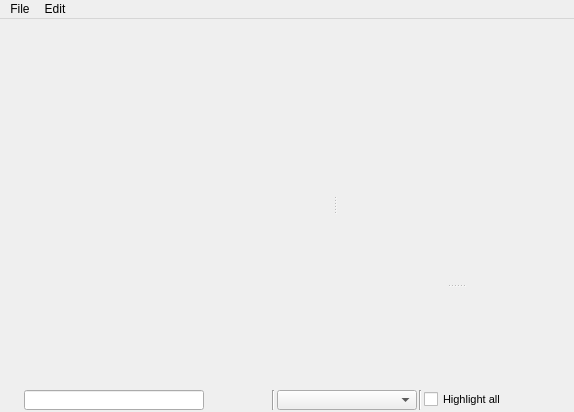
Above: share/skins/default/archive.ui from itds-consulting/yate before the change. Below: the same form after it.
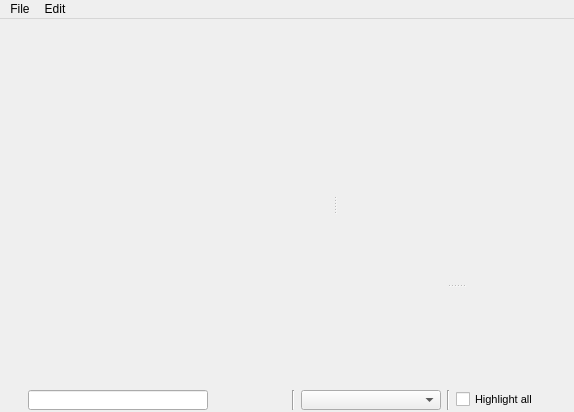
That is the form after the change. Icons and pictures are not drawn.

```diff
--- a/share/skins/default/archive.ui
+++ b/share/skins/default/archive.ui
@@ -291,7 +291,7 @@
      </property>
      <layout class="QHBoxLayout" >
       <property name="spacing" >
-       <number>2</number>
+       <number>6</number>
       </property>
       <property name="leftMargin" >
        <number>2</number>
```
